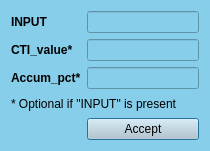
Inigobarbe/QAnnAGNPS, file ui/controlpeg.ui: the form before one commit.
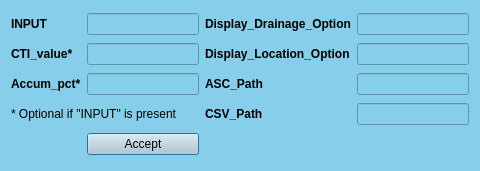
The form after the commit.

The edit to the form file:
```diff
--- a/ui/controlpeg.ui
+++ b/ui/controlpeg.ui
@@ -6,8 +6,8 @@
    <rect>
     <x>0</x>
     <y>0</y>
-    <width>210</width>
-    <height>151</height>
+    <width>480</width>
+    <height>171</height>
    </rect>
   </property>
   <property name="windowTitle">
@@ -30,8 +30,8 @@
      </property>
     </widget>
    </item>
-   <item row="0" column="1">
-    <widget class="QLineEdit" name="lineEdit">
+   <item row="0" column="3">
+    <widget class="QLineEdit" name="lineEdit_4">
      <property name="font">
       <font>
        <weight>75</weight>
@@ -40,6 +40,19 @@
      </property>
     </widget>
    </item>
+   <item row="3" column="2">
+    <widget class="QLabel" name="label_8">
+     <property name="font">
+      <font>
+       <weight>75</weight>
+       <bold>true</bold>
+      </font>
+     </property>
+     <property name="text">
+      <string>CSV_Path</string>
+     </property>
+    </widget>
+   </item>
    <item row="1" column="0">
     <widget class="QLabel" name="label_2">
      <property name="font">
@@ -53,6 +66,16 @@
      </property>
     </widget>
    </item>
+   <item row="0" column="1">
+    <widget class="QLineEdit" name="lineEdit">
+     <property name="font">
+      <font>
+       <weight>75</weight>
+       <bold>true</bold>
+      </font>
+     </property>
+    </widget>
+   </item>
    <item row="1" column="1">
     <widget class="QLineEdit" name="lineEdit_2">
      <property name="font">
@@ -89,13 +112,6 @@
      </property>
     </widget>
    </item>
-   <item row="3" column="0" colspan="2">
-    <widget class="QLabel" name="label_4">
-     <property name="text">
-      <string>* Optional if &quot;INPUT&quot; is present</string>
-     </property>
-    </widget>
-   </item>
    <item row="4" column="1">
     <widget class="QPushButton" name="pushButton">
      <property name="styleSheet">
@@ -106,6 +122,82 @@
      </property>
     </widget>
    </item>
+   <item row="3" column="0" colspan="2">
+    <widget class="QLabel" name="label_4">
+     <property name="text">
+      <string>* Optional if &quot;INPUT&quot; is present</string>
+     </property>
+    </widget>
+   </item>
+   <item row="0" column="2">
+    <widget class="QLabel" name="label_5">
+     <property name="font">
+      <font>
+       <weight>75</weight>
+       <bold>true</bold>
+      </font>
+     </property>
+     <property name="text">
+      <string>Display_Drainage_Option</string>
+     </property>
+    </widget>
+   </item>
+   <item row="1" column="2">
+    <widget class="QLabel" name="label_6">
+     <property name="font">
+      <font>
+       <weight>75</weight>
+       <bold>true</bold>
+      </font>
+     </property>
+     <property name="text">
+      <string>Display_Location_Option</string>
+     </property>
+    </widget>
+   </item>
+   <item row="2" column="2">
+    <widget class="QLabel" name="label_7">
+     <property name="font">
+      <font>
+       <weight>75</weight>
+       <bold>true</bold>
+      </font>
+     </property>
+     <property name="text">
+      <string>ASC_Path</string>
+     </property>
+    </widget>
+   </item>
+   <item row="1" column="3">
+    <widget class="QLineEdit" name="lineEdit_5">
+     <property name="font">
+      <font>
+       <weight>75</weight>
+       <bold>true</bold>
+      </font>
+     </property>
+    </widget>
+   </item>
+   <item row="2" column="3">
+    <widget class="QLineEdit" name="lineEdit_6">
+     <property name="font">
+      <font>
+       <weight>75</weight>
+       <bold>true</bold>
+      </font>
+     </property>
+    </widget>
+   </item>
+   <item row="3" column="3">
+    <widget class="QLineEdit" name="lineEdit_7">
+     <property name="font">
+      <font>
+       <weight>75</weight>
+       <bold>true</bold>
+      </font>
+     </property>
+    </widget>
+   </item>
   </layout>
  </widget>
  <resources/>
```
